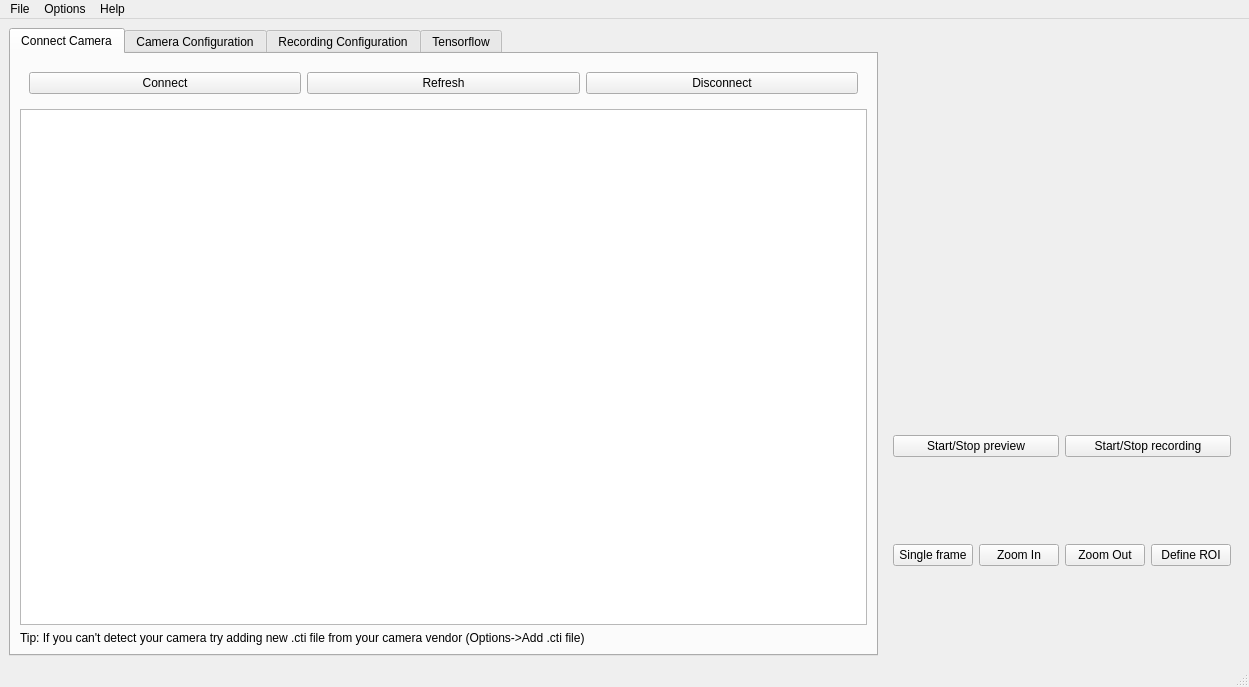
Before: the Qt Designer form anubis.ui in xlukas10/anubis, drawn with Qt 5.
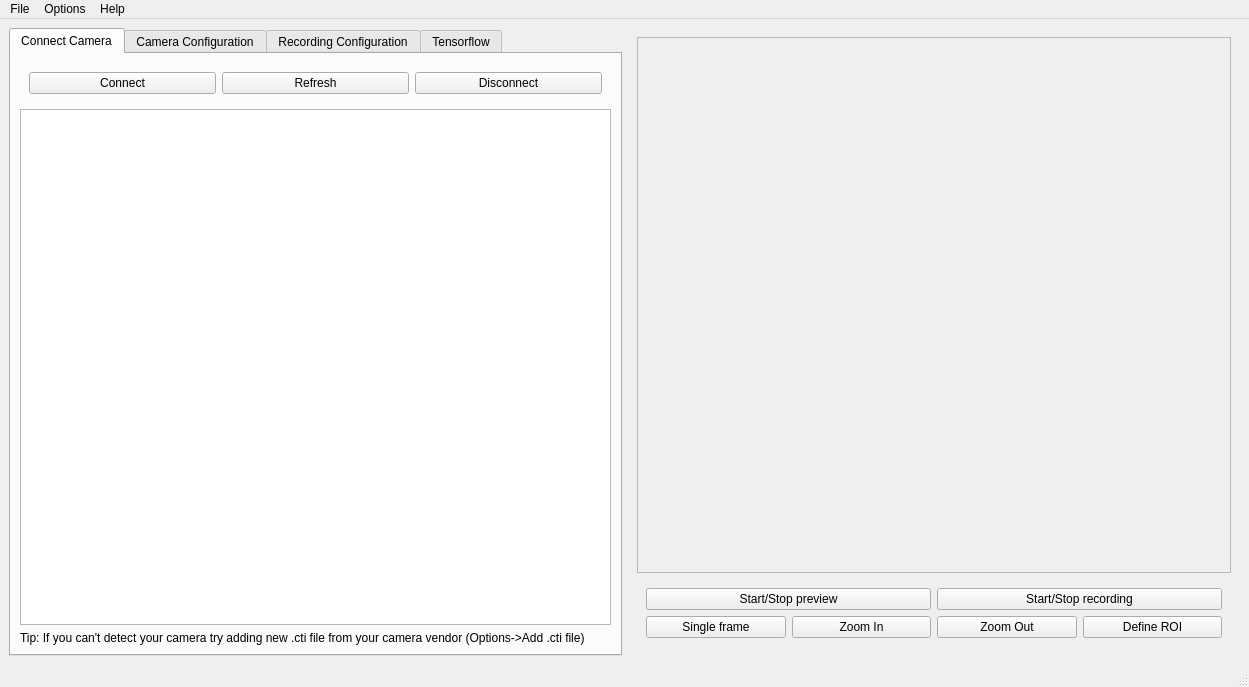
After: the same form once the commit is applied. Icons and pictures are not drawn.

Commit message: Camera preview widget is now located inside of a scroll area

Diff of the .ui file:
```diff
--- a/anubis.ui
+++ b/anubis.ui
@@ -263,32 +263,10 @@
       </widget>
      </widget>
     </item>
-    <item row="0" column="1">
+    <item row="0" column="2" rowspan="2">
      <widget class="QWidget" name="preview_and_control" native="true">
-      <layout class="QVBoxLayout" name="verticalLayout_2">
-       <item>
-        <widget class="QLabel" name="camera_preview">
-         <property name="autoFillBackground">
-          <bool>false</bool>
-         </property>
-         <property name="text">
-          <string/>
-         </property>
-         <property name="pixmap">
-          <pixmap>default_preview.png</pixmap>
-         </property>
-         <property name="scaledContents">
-          <bool>true</bool>
-         </property>
-         <property name="indent">
-          <number>-1</number>
-         </property>
-        </widget>
-       </item>
-      </layout>
-     </widget>
-    </item>
-    <item row="1" column="1">
+      <layout class="QGridLayout" name="gridLayout_2">
+       <item row="1" column="0">
      <widget class="QWidget" name="widget_controls" native="true">
       <layout class="QGridLayout" name="gridLayout_4">
        <item row="0" column="2" colspan="2">
@@ -331,6 +309,51 @@
          <property name="text">
           <string>Define ROI</string>
          </property>
+           </widget>
+          </item>
+         </layout>
+        </widget>
+       </item>
+       <item row="0" column="0">
+        <widget class="QScrollArea" name="scrollArea">
+         <property name="widgetResizable">
+          <bool>true</bool>
+         </property>
+         <widget class="QWidget" name="scrollAreaWidgetContents">
+          <property name="geometry">
+           <rect>
+            <x>0</x>
+            <y>0</y>
+            <width>586</width>
+            <height>498</height>
+           </rect>
+          </property>
+          <widget class="QLabel" name="camera_preview">
+           <property name="geometry">
+            <rect>
+             <x>0</x>
+             <y>0</y>
+             <width>760</width>
+             <height>521</height>
+            </rect>
+           </property>
+           <property name="autoFillBackground">
+            <bool>false</bool>
+           </property>
+           <property name="text">
+            <string/>
+           </property>
+           <property name="pixmap">
+            <pixmap>default_preview.png</pixmap>
+           </property>
+           <property name="scaledContents">
+            <bool>false</bool>
+           </property>
+           <property name="indent">
+            <number>-1</number>
+           </property>
+          </widget>
+         </widget>
         </widget>
        </item>
       </layout>
```
Left out of the diff: 28 changed lines with no effect on the pictures. Lines whose indentation alone changed are shown as unchanged. The commit also changes 2 other files.
